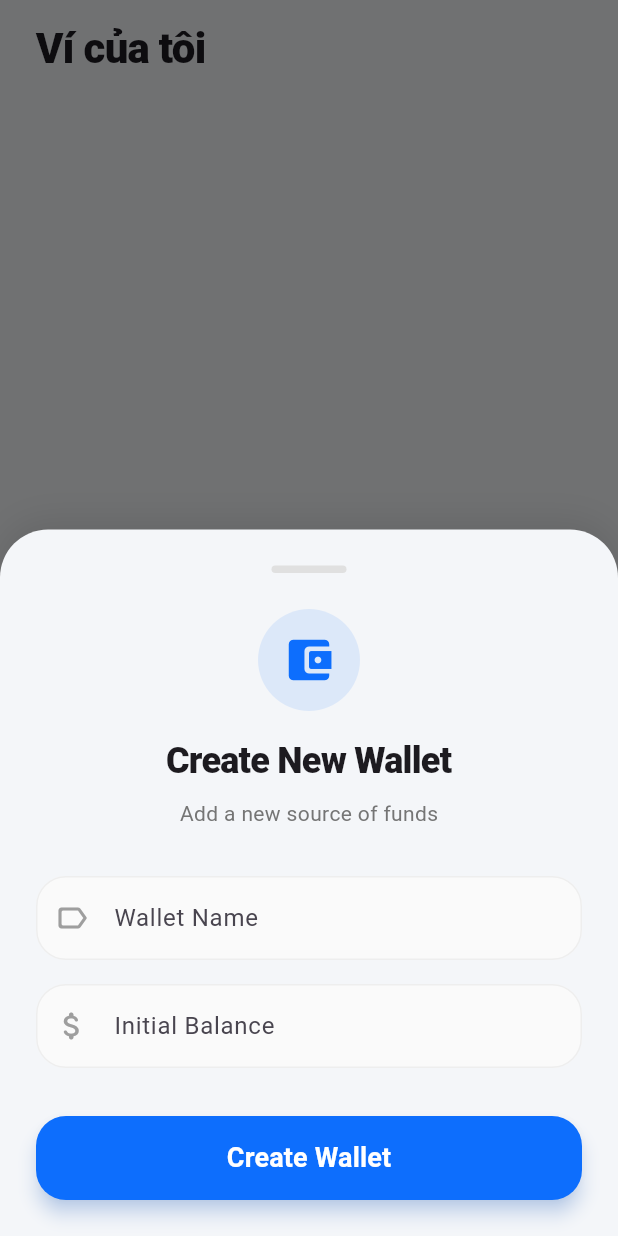
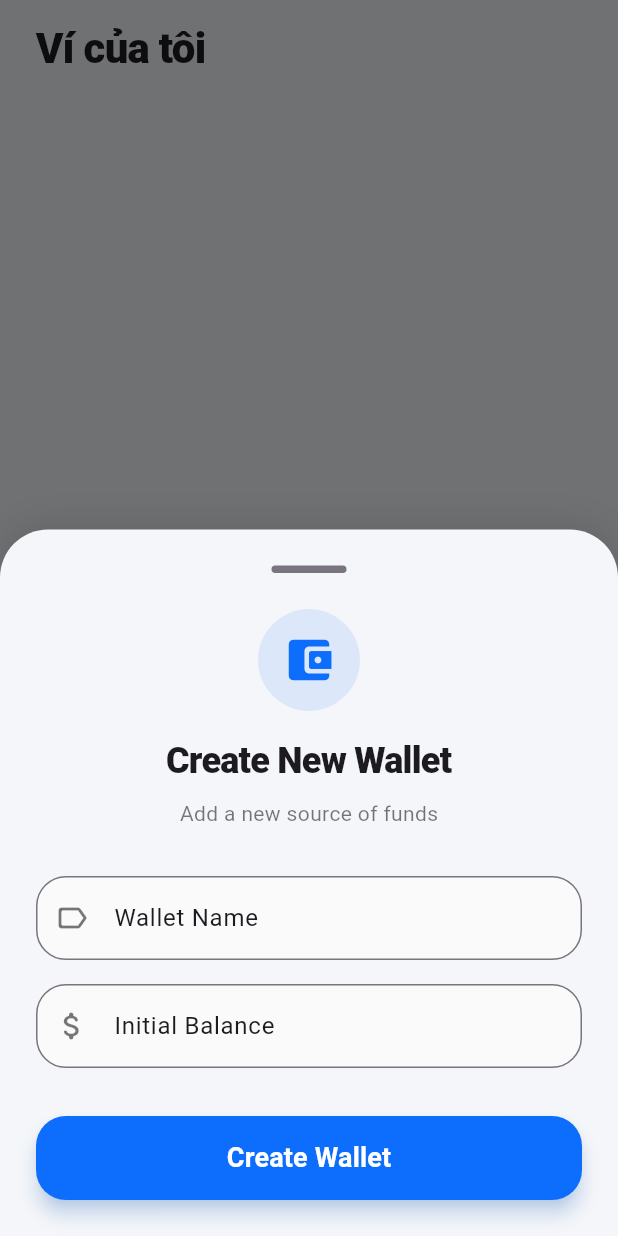
Before and after one commit to HugoExp1311/FinancialFlutter1, a Flutter app: the WalletScreen widget shown alone on an empty page, opened directly, after a tap on "Thêm ví mới", on a phone screen of 412 x 824 dp. Run offline on Flutter 3.47's test engine with Material 3 defaults, Android fonts, the phone set to English and light mode, and no system bars; our stand-ins replace equatable, flutter_dotenv, flutter_markdown, flutter_riverpod, image_picker, isar_community and 2 more; missing offline and left inert: window_manager; accounts and stored records are empty; generated files the repository leaves out were written again; network calls fail.

Commit message:
Fixx UI dark theme 2
fix UI

```diff
--- a/app/lib/presentation/screens/wallet_screen.dart
+++ b/app/lib/presentation/screens/wallet_screen.dart
@@ -32,6 +32,7 @@ class _WalletScreenState extends ConsumerState<WalletScreen> {
     final isEditing = existingWallet != null;
     final nameController = TextEditingController(text: isEditing ? existingWallet.name : '');
     final balanceController = TextEditingController(text: isEditing ? existingWallet.balance.toString() : '');
+    final isDark = Theme.of(context).brightness == Brightness.dark;
 
     showModalBottomSheet(
       context: context,
@@ -47,7 +48,7 @@ class _WalletScreenState extends ConsumerState<WalletScreen> {
         child: Column(
           mainAxisSize: MainAxisSize.min,
           children: [
-            Container(width: 50, height: 5, decoration: BoxDecoration(color: Colors.grey.shade300, borderRadius: BorderRadius.circular(10))),
+            Container(width: 50, height: 5, decoration: BoxDecoration(color: Theme.of(context).dividerColor, borderRadius: BorderRadius.circular(10))),
             const SizedBox(height: 24),
 
             Container(
@@ -56,21 +57,24 @@ class _WalletScreenState extends ConsumerState<WalletScreen> {
               child: const Icon(Icons.account_balance_wallet_rounded, color: AppTheme.primaryColor, size: 36),
             ),
             const SizedBox(height: 16),
-            Text(isEditing ? 'Update Wallet' : 'Create New Wallet', style: const TextStyle(fontSize: 24, fontWeight: FontWeight.w800, letterSpacing: -0.5)),
+            Text(isEditing ? 'Update Wallet' : 'Create New Wallet', style: TextStyle(fontSize: 24, fontWeight: FontWeight.w800, letterSpacing: -0.5, color: Theme.of(context).colorScheme.onSurface)),
             const SizedBox(height: 8),
-            Text(isEditing ? 'Modify your wallet details' : 'Add a new source of funds', style: TextStyle(color: Colors.grey.shade600, fontSize: 14)),
+            Text(isEditing ? 'Modify your wallet details' : 'Add a new source of funds', style: TextStyle(color: Theme.of(context).colorScheme.onSurface.withValues(alpha: 0.6), fontSize: 14)),
             const SizedBox(height: 32),
 
             TextField(
               controller: nameController,
+              style: TextStyle(color: Theme.of(context).colorScheme.onSurface),
               decoration: InputDecoration(
                 labelText: 'Wallet Name',
+                labelStyle: TextStyle(color: Theme.of(context).colorScheme.onSurface),
                 hintText: 'e.g., Cash, Credit Card, Momo...',
-                prefixIcon: const Icon(Icons.label_outline_rounded, color: Colors.grey),
+                hintStyle: TextStyle(color: Theme.of(context).colorScheme.onSurface.withValues(alpha: 0.4)),
+                prefixIcon: Icon(Icons.label_outline_rounded, color: Theme.of(context).colorScheme.onSurface.withValues(alpha: 0.6)),
                 filled: true,
-                fillColor: Colors.grey.shade50,
+                fillColor: isDark ? Colors.grey.shade800 : Colors.grey.shade50,
                 border: OutlineInputBorder(borderRadius: BorderRadius.circular(20), borderSide: BorderSide.none),
-                enabledBorder: OutlineInputBorder(borderRadius: BorderRadius.circular(20), borderSide: BorderSide(color: Colors.grey.shade200)),
+                enabledBorder: OutlineInputBorder(borderRadius: BorderRadius.circular(20), borderSide: BorderSide(color: Theme.of(context).dividerColor)),
                 focusedBorder: OutlineInputBorder(borderRadius: BorderRadius.circular(20), borderSide: const BorderSide(color: AppTheme.primaryColor, width: 2)),
               ),
             ),
@@ -81,14 +85,17 @@ class _WalletScreenState extends ConsumerState<WalletScreen> {
               controller: balanceController,
               keyboardType: const TextInputType.numberWithOptions(decimal: true),
               enabled: !isEditing,
+              style: TextStyle(color: Theme.of(context).colorScheme.onSurface),
               decoration: InputDecoration(
                 labelText: 'Initial Balance',
+                labelStyle: TextStyle(color: Theme.of(context).colorScheme.onSurface),
                 hintText: '0.00',
-                prefixIcon: const Icon(Icons.attach_money_rounded, color: Colors.grey),
+                hintStyle: TextStyle(color: Theme.of(context).colorScheme.onSurface.withValues(alpha: 0.4)),
+                prefixIcon: Icon(Icons.attach_money_rounded, color: Theme.of(context).colorScheme.onSurface.withValues(alpha: 0.6)),
                 filled: true,
-                fillColor: !isEditing ? Colors.grey.shade50 : Colors.grey.shade200,
+                fillColor: !isEditing ? (isDark ? Colors.grey.shade800 : Colors.grey.shade50) : (isDark ? Colors.grey.shade900 : Colors.grey.shade200),
                 border: OutlineInputBorder(borderRadius: BorderRadius.circular(20), borderSide: BorderSide.none),
-                enabledBorder: OutlineInputBorder(borderRadius: BorderRadius.circular(20), borderSide: BorderSide(color: Colors.grey.shade200)),
+                enabledBorder: OutlineInputBorder(borderRadius: BorderRadius.circular(20), borderSide: BorderSide(color: Theme.of(context).dividerColor)),
                 focusedBorder: OutlineInputBorder(borderRadius: BorderRadius.circular(20), borderSide: const BorderSide(color: AppTheme.primaryColor, width: 2)),
               ),
             ),
```
Also changed, not shown: app/lib/presentation/screens/profile_screen.dart (+12 -8 lines).
